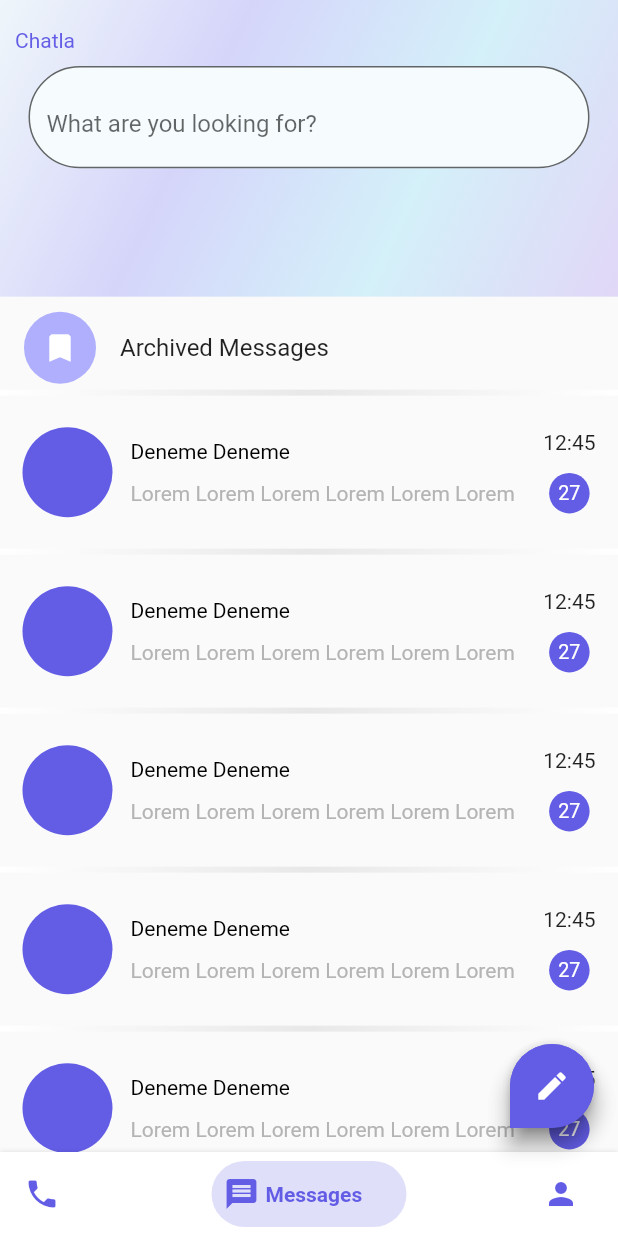
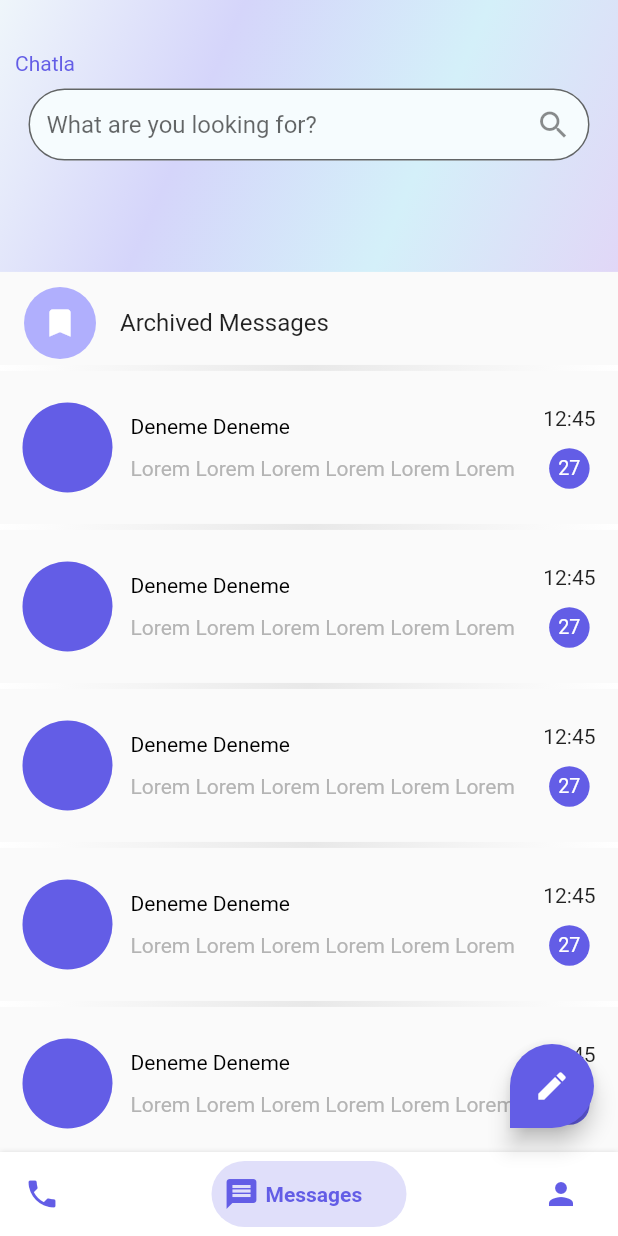
Before and after one commit to adem-emre/Chat-App-Study-Case, a Flutter app: the screen it shows after launch, after a tap on "Get Started", on a phone screen of 412 x 824 dp. Run offline on Flutter 3.47's test engine with Material 2 defaults, Android fonts, the light colour scheme and no system bars; drawn by our look-alikes of bottom_navy_bar; our stand-ins replace google_fonts.

Commit message:
edit messages_view

```diff
--- a/lib/core/widgets/custom_text_field.dart
+++ b/lib/core/widgets/custom_text_field.dart
@@ -1,4 +1,5 @@
 import 'package:flutter/material.dart';
+import 'package:study_case/core/extensions/context_ext.dart';
 
 import '../../constant/app_colors.dart';
 
@@ -6,18 +7,19 @@
   final Widget? suffix;
   final String hintText;
   const CustomTextField({
-    Key? key, this.suffix, required this.hintText,
+    Key? key,
+    this.suffix,
+    required this.hintText,
   }) : super(key: key);
 
   @override
   Widget build(BuildContext context) {
     return TextField(
-
       decoration: InputDecoration(
-        suffix: suffix,
-        hintText: hintText,
-          border: OutlineInputBorder(
-              borderRadius: BorderRadius.circular(50)),
+          suffixIcon: suffix,
+          hintText: hintText,
+          contentPadding: const EdgeInsets.fromLTRB(12, 0, 12, 0),
+          border: OutlineInputBorder(borderRadius: BorderRadius.circular(30)),
           fillColor: AppColors.textFieldColor,
           filled: true),
     );
--- a/lib/core/widgets/message_card.dart
+++ b/lib/core/widgets/message_card.dart
@@ -4,13 +4,16 @@
 import '../../constant/app_colors.dart';
 
 class MessageCard extends StatelessWidget {
+  final Function() onTap;
   const MessageCard({
-    Key? key,
+    Key? key, required this.onTap,
   }) : super(key: key);
 
   @override
   Widget build(BuildContext context) {
-    return Container(
+    return InkWell(
+      onTap: onTap,
+      child: Container(
         padding: const EdgeInsets.symmetric(
             horizontal: 15, vertical: 21),
         child: Row(
@@ -57,6 +60,7 @@
             ),
           ],
         ),
+      ),
     );
   }
 }
--- a/lib/core/widgets/message_tab_app_bar.dart
+++ b/lib/core/widgets/message_tab_app_bar.dart
@@ -15,7 +15,7 @@
   Widget build(BuildContext context) {
     return Container(
       padding: const EdgeInsets.all(10),
-      height: context.setScaledHeight(0.24),
+      height: context.setScaledHeight(0.22),
       decoration: const BoxDecoration(
           gradient: LinearGradient(colors: [
         AppColors.gradientMessageHeaderColor1,
@@ -25,7 +25,7 @@
       ], begin: Alignment.topLeft, end: Alignment.bottomRight)),
       child: Column(crossAxisAlignment: CrossAxisAlignment.start, children: [
         Padding(
-          padding: const EdgeInsets.symmetric(vertical: 9),
+          padding: const EdgeInsets.only(top: 24,bottom: 9),
           child: Text(
             AppConstants.appName,
             style: GoogleFonts.lexendDeca(
--- a/lib/screens/messages/messages_view.dart
+++ b/lib/screens/messages/messages_view.dart
@@ -1,5 +1,5 @@
 import 'package:flutter/material.dart';
-
+import 'package:study_case/screens/chat/chat_view.dart';
 
 import '../../constant/app_colors.dart';
 import '../../core/widgets/archive_tile.dart';
@@ -12,37 +12,25 @@
 
   @override
   Widget build(BuildContext context) {
-    return Scaffold(
-      floatingActionButton: _floatingActionButton(),
-      body: Column(children: [
+    return Column(children: [
       const MessageTabAppBar(),
       Expanded(
           child: ListView.separated(
-
               padding: const EdgeInsets.symmetric(vertical: 6),
               itemCount: 20 + 1,
-                separatorBuilder: (context,index){
+              separatorBuilder: (context, index) {
                 return const CustomDivider();
               },
               itemBuilder: (context, index) {
                 if (index == 0) {
                   return const ArchiveTile();
                 }
-                  return MessageCard();
+                return MessageCard(
+                  onTap: () {
+                    Navigator.push(context, MaterialPageRoute(builder: (context) =>  ChatView()));
+                  },
+                );
               }))
-      ]),
-    );
-  }
-
-  FloatingActionButton _floatingActionButton() {
-    return FloatingActionButton(
-        backgroundColor: AppColors.primaryColor,
-        shape: const RoundedRectangleBorder(
-            borderRadius: BorderRadius.only(
-                topLeft: Radius.circular(30),
-                topRight: Radius.circular(30),
-                bottomRight: Radius.circular(30))),
-        child: const Icon(Icons.edit),
-        onPressed: () {});
+    ]);
   }
 }
```
Lines whose indentation alone changed are shown as unchanged.
